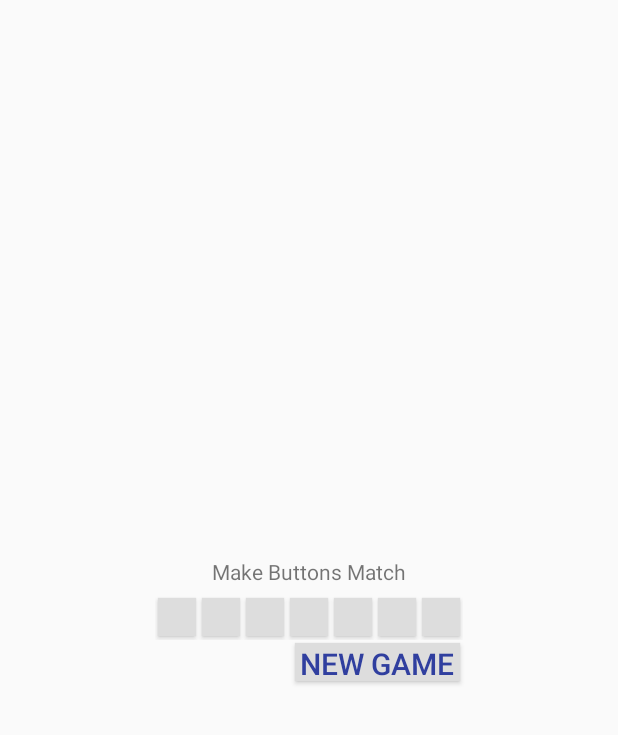
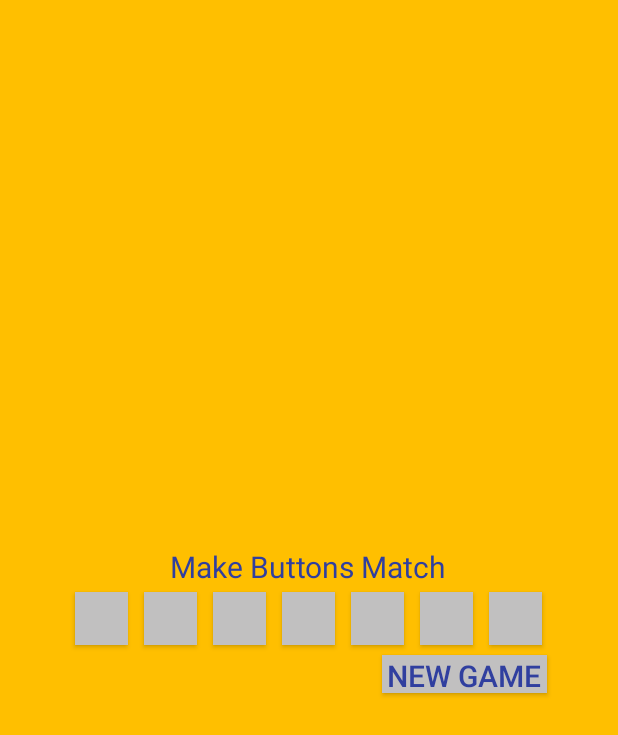
Before and after one commit to AdrianosullivanUL/Android, an Android app: the layout activity_main.xml on its own in the app's theme, with its tools: preview values and no code run, on a phone screen of 412 x 824 dp. Shown: the top 735 px of the screen. Run offline under Robolectric (Android 15) with nearby library versions, the phone set to English and light mode, and no system bars.

Commit message:
portrait finished

```diff
--- a/LinearLightsOut/app/build.gradle
+++ b/LinearLightsOut/app/build.gradle
@@ -25,4 +25,5 @@ dependencies {
     testImplementation 'junit:junit:4.12'
     androidTestImplementation 'com.android.support.test:runner:1.0.2'
     androidTestImplementation 'com.android.support.test.espresso:espresso-core:3.0.2'
+    implementation 'com.android.support:design:28.0.0'
 }
--- a/LinearLightsOut/app/src/main/AndroidManifest.xml
+++ b/LinearLightsOut/app/src/main/AndroidManifest.xml
@@ -8,7 +8,8 @@
         android:label="@string/app_name"
         android:roundIcon="@mipmap/ic_launcher_round"
         android:supportsRtl="true"
-        android:theme="@style/AppTheme">
+        android:theme="@style/AppTheme"
+        >
         <activity android:name=".MainActivity">
             <intent-filter>
                 <action android:name="android.intent.action.MAIN" />
@@ -16,6 +17,7 @@
                 <category android:name="android.intent.category.LAUNCHER" />
             </intent-filter>
         </activity>
+
     </application>
 
 </manifest>
--- a/LinearLightsOut/app/src/main/java/ie/ul/adrianosullivan/linearlightsout/MainActivity.java
+++ b/LinearLightsOut/app/src/main/java/ie/ul/adrianosullivan/linearlightsout/MainActivity.java
@@ -1,9 +1,13 @@
 package ie.ul.adrianosullivan.linearlightsout;
 
+import android.app.ActionBar;
+import android.graphics.Color;
+import android.graphics.drawable.ColorDrawable;
 import android.support.v7.app.AppCompatActivity;
 import android.os.Bundle;
 import android.util.Log;
 import android.view.View;
+import android.view.Window;
 import android.widget.Button;
 import android.widget.TextView;
 import android.widget.Toast;
@@ -49,8 +53,9 @@ public class MainActivity extends AppCompatActivity {
         for (int i=0;i <= mButtonCount-1;i++)
         {
             mButtons[i].setEnabled(true);
+            mButtons[i].setBackgroundColor(getResources().getColor(R.color.buttonBackground));
         }
-        headingTextView.setText("@string/make_buttons_match");
+        headingTextView.setText(R.string.make_buttons_match);
     }
     public void updateView()
     {
@@ -64,6 +69,7 @@ public class MainActivity extends AppCompatActivity {
             for (int i=0;i <= mButtonCount-1;i++)
             {
                 mButtons[i].setEnabled(false);
+                mButtons[i].setBackgroundColor(getResources().getColor(R.color.buttonBackgroundDisabled));
             }
 
         } else {
--- a/LinearLightsOut/app/src/main/res/layout-land/activity_main.xml
+++ b/LinearLightsOut/app/src/main/res/layout-land/activity_main.xml
@@ -1,6 +1,123 @@
 <?xml version="1.0" encoding="utf-8"?>
-<android.support.constraint.ConstraintLayout
-    xmlns:android="http://schemas.android.com/apk/res/android" android:layout_width="match_parent"
-    android:layout_height="match_parent">
+<RelativeLayout xmlns:android="http://schemas.android.com/apk/res/android"
+        xmlns:app="http://schemas.android.com/apk/res-auto"
+        xmlns:tools="http://schemas.android.com/tools"
+        android:layout_width="match_parent"
+        android:layout_height="match_parent"
+        android:background="@color/background"
+        tools:context=".MainActivity">
 
-</android.support.constraint.ConstraintLayout>
+    <TextView
+        android:id="@+id/headingTextView"
+        android:layout_width="wrap_content"
+        android:layout_height="25dp"
+        android:layout_above="@id/linearLayout"
+        android:layout_centerHorizontal="true"
+        android:layout_gravity="center_horizontal"
+        android:text="@string/make_buttons_match"
+        android:textColor="@color/textColor"
+        android:textSize="20sp" />
+    <LinearLayout xmlns:android="http://schemas.android.com/apk/res/android"
+        xmlns:app="http://schemas.android.com/apk/res-auto"
+        xmlns:tools="http://schemas.android.com/tools"
+        android:id="@+id/linearLayout"
+        android:layout_width="wrap_content"
+        android:layout_height="45dp"
+        android:layout_centerInParent="true"
+        android:gravity="center_horizontal"
+        tools:context=".MainActivity">
+
+
+        <Button
+            android:id="@+id/button0"
+
+            android:layout_width="35dp"
+            android:layout_height="35dp"
+            android:layout_margin="5dp"
+            android:background="@color/buttonBackground"
+            android:onClick="pressedLight"
+            android:tag="0"
+            android:textColor="@color/textColor"
+            android:textSize="20sp" />
+
+        <Button
+            android:id="@+id/button1"
+            android:layout_width="35dp"
+            android:layout_height="35dp"
+            android:layout_margin="5dp"
+            android:background="@color/buttonBackground"
+            android:onClick="pressedLight"
+            android:tag="1"
+            android:textColor="@color/textColor"
+            android:textSize="20sp" />
+
+        <Button
+            android:id="@+id/button2"
+            android:layout_width="35dp"
+            android:layout_height="35dp"
+            android:layout_margin="5dp"
+            android:background="@color/buttonBackground"
+            android:onClick="pressedLight"
+            android:tag="2"
+            android:textColor="@color/textColor"
+            android:textSize="20sp" />
+
+        <Button
+            android:id="@+id/button3"
+            android:layout_width="35dp"
+            android:layout_height="35dp"
+            android:layout_margin="5dp"
+            android:background="@color/buttonBackground"
+            android:onClick="pressedLight"
+            android:tag="3"
+            android:textColor="@color/textColor"
+            android:textSize="20sp" />
+
+        <Button
+            android:id="@+id/button4"
+            android:layout_width="35dp"
+            android:layout_height="35dp"
+            android:layout_margin="5dp"
+            android:background="@color/buttonBackground"
+            android:onClick="pressedLight"
+            android:tag="4"
+            android:textColor="@color/textColor"
+            android:textSize="20sp" />
+
+        <Button
+            android:id="@+id/button5"
+            android:layout_width="35dp"
+            android:layout_height="35dp"
+            android:layout_margin="5dp"
+            android:background="@color/buttonBackground"
+            android:onClick="pressedLight"
+            android:tag="5"
+            android:textColor="@color/textColor"
+            android:textSize="20sp" />
+
+        <Button
+            android:id="@+id/button6"
+            android:layout_width="35dp"
+            android:layout_height="35dp"
+            android:layout_margin="5dp"
+            android:background="@color/buttonBackground"
+            android:onClick="pressedLight"
+            android:tag="6"
+            android:textColor="@color/textColor"
+            android:textSize="20sp" />
+
+
+    </LinearLayout>
+    <Button
+        android:id="@+id/buttonNewGame"
+        android:layout_width="110dp"
+        android:layout_height="25dp"
+        android:layout_alignRight="@id/linearLayout"
+        android:layout_below="@id/linearLayout"
+        android:layout_margin="2dp"
+        android:background="@color/buttonBackground"
+        android:onClick="pressNewGame"
+        android:text="@string/new_game"
+        android:textColor="@color/textColor"
+        android:textSize="20sp" />
+</RelativeLayout>
--- a/LinearLightsOut/app/src/main/res/layout/activity_main.xml
+++ b/LinearLightsOut/app/src/main/res/layout/activity_main.xml
@@ -4,19 +4,20 @@
     xmlns:tools="http://schemas.android.com/tools"
     android:layout_width="match_parent"
     android:layout_height="match_parent"
+    android:background="@color/background"
     tools:context=".MainActivity">
-
-
 
 
     <TextView
         android:id="@+id/headingTextView"
         android:layout_width="wrap_content"
-                android:layout_gravity="center_horizontal"
         android:layout_height="25dp"
         android:layout_above="@id/linearLayout"
         android:layout_centerHorizontal="true"
-                android:text="@string/make_buttons_match" />
+        android:layout_gravity="center_horizontal"
+        android:text="@string/make_buttons_match"
+        android:textColor="@color/textColor"
+        android:textSize="20sp" />
 
 
     <LinearLayout xmlns:android="http://schemas.android.com/apk/res/android"
@@ -24,7 +25,7 @@
         xmlns:tools="http://schemas.android.com/tools"
         android:id="@+id/linearLayout"
         android:layout_width="wrap_content"
-        android:layout_height="30dp"
+        android:layout_height="45dp"
         android:layout_centerInParent="true"
         android:gravity="center_horizontal"
         tools:context=".MainActivity">
@@ -33,9 +34,9 @@
         <Button
             android:id="@+id/button0"
 
-            android:layout_width="25dp"
-            android:layout_height="25dp"
-            android:layout_margin="2dp"
+            android:layout_width="35dp"
+            android:layout_height="35dp"
+            android:layout_margin="5dp"
             android:background="@color/buttonBackground"
             android:onClick="pressedLight"
             android:tag="0"
@@ -44,9 +45,9 @@
 
         <Button
             android:id="@+id/button1"
-            android:layout_width="25dp"
-            android:layout_height="25dp"
-            android:layout_margin="2dp"
+            android:layout_width="35dp"
+            android:layout_height="35dp"
+            android:layout_margin="5dp"
             android:background="@color/buttonBackground"
             android:onClick="pressedLight"
             android:tag="1"
@@ -55,9 +56,9 @@
 
         <Button
             android:id="@+id/button2"
-            android:layout_width="25dp"
-            android:layout_height="25dp"
-            android:layout_margin="2dp"
+            android:layout_width="35dp"
+            android:layout_height="35dp"
+            android:layout_margin="5dp"
             android:background="@color/buttonBackground"
             android:onClick="pressedLight"
             android:tag="2"
@@ -66,9 +67,9 @@
 
         <Button
             android:id="@+id/button3"
-            android:layout_width="25dp"
-            android:layout_height="25dp"
-            android:layout_margin="2dp"
+            android:layout_width="35dp"
+            android:layout_height="35dp"
+            android:layout_margin="5dp"
             android:background="@color/buttonBackground"
             android:onClick="pressedLight"
             android:tag="3"
@@ -77,9 +78,9 @@
 
         <Button
             android:id="@+id/button4"
-            android:layout_width="25dp"
-            android:layout_height="25dp"
-            android:layout_margin="2dp"
+            android:layout_width="35dp"
+            android:layout_height="35dp"
+            android:layout_margin="5dp"
             android:background="@color/buttonBackground"
             android:onClick="pressedLight"
             android:tag="4"
@@ -88,9 +89,9 @@
 
         <Button
             android:id="@+id/button5"
-            android:layout_width="25dp"
-            android:layout_height="25dp"
-            android:layout_margin="2dp"
+            android:layout_width="35dp"
+            android:layout_height="35dp"
+            android:layout_margin="5dp"
             android:background="@color/buttonBackground"
             android:onClick="pressedLight"
             android:tag="5"
@@ -99,9 +100,9 @@
 
         <Button
             android:id="@+id/button6"
-            android:layout_width="25dp"
-            android:layout_height="25dp"
-            android:layout_margin="2dp"
+            android:layout_width="35dp"
+            android:layout_height="35dp"
+            android:layout_margin="5dp"
             android:background="@color/buttonBackground"
             android:onClick="pressedLight"
             android:tag="6"
@@ -114,9 +115,9 @@
     <Button
         android:id="@+id/buttonNewGame"
         android:layout_width="110dp"
+        android:layout_height="25dp"
         android:layout_alignRight="@id/linearLayout"
         android:layout_below="@id/linearLayout"
-                android:layout_height="25dp"
         android:layout_margin="2dp"
         android:background="@color/buttonBackground"
         android:onClick="pressNewGame"
--- a/LinearLightsOut/app/src/main/res/values/colors.xml
+++ b/LinearLightsOut/app/src/main/res/values/colors.xml
@@ -1,11 +1,16 @@
 <?xml version="1.0" encoding="utf-8"?>
 <resources>
-    <color name="colorPrimary">#3F51B5</color>
+    <!--color name="colorPrimary">#3F51B5</color-->
+    <color name="colorPrimary">#000000</color>
+
     <color name="colorPrimaryDark">#303F9F</color>
     <color name="colorAccent">#FF4081</color>
 
+
+
     <color name="textColor">#303F9F</color>
-    <color name="background">#CF0A2C</color>
-    <color name="buttonBackground">#DDDDDD</color>
+    <color name="background">#FFBF00</color>
+    <color name="buttonBackground">#c1c0c0</color>
+    <color name="buttonBackgroundDisabled">#797979</color>
 
 </resources>
--- a/LinearLightsOut/app/src/main/res/values/strings.xml
+++ b/LinearLightsOut/app/src/main/res/values/strings.xml
@@ -1,5 +1,5 @@
 <resources>
-    <string name="app_name">Linear Lights Out</string>
+    <string name="app_name">Lights Out</string>
     <string name="make_buttons_match">Make Buttons Match</string>
     <string name="new_game">New Game</string>
     <string name="light_on">1</string>
--- a/LinearLightsOut/app/src/main/res/values/styles.xml
+++ b/LinearLightsOut/app/src/main/res/values/styles.xml
@@ -6,6 +6,10 @@
         <item name="colorPrimary">@color/colorPrimary</item>
         <item name="colorPrimaryDark">@color/colorPrimaryDark</item>
         <item name="colorAccent">@color/colorAccent</item>
+
+    </style>
+    <style name="TextAppearance.AppCompat.Widget.ActionBar.Title" parent="@android:style/TextAppearance">
+        <item name="android:textSize">30dp</item>
     </style>
 
 </resources>
```
Lines whose indentation alone changed are shown as unchanged.
